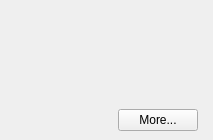
Qt form src/webview/siteinfowidget.ui (QupZilla/qupzilla) before a commit.
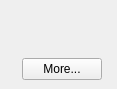
The same form after that commit. Custom widgets are drawn as their Qt base class.

Diff of the .ui file:
```diff
--- a/src/webview/siteinfowidget.ui
+++ b/src/webview/siteinfowidget.ui
@@ -6,10 +6,16 @@
    <rect>
     <x>0</x>
     <y>0</y>
-    <width>213</width>
-    <height>140</height>
+    <width>117</width>
+    <height>89</height>
    </rect>
   </property>
+  <property name="sizePolicy">
+   <sizepolicy hsizetype="Maximum" vsizetype="Maximum">
+    <horstretch>0</horstretch>
+    <verstretch>0</verstretch>
+   </sizepolicy>
+  </property>
   <property name="windowTitle">
    <string notr="true"/>
   </property>
```
